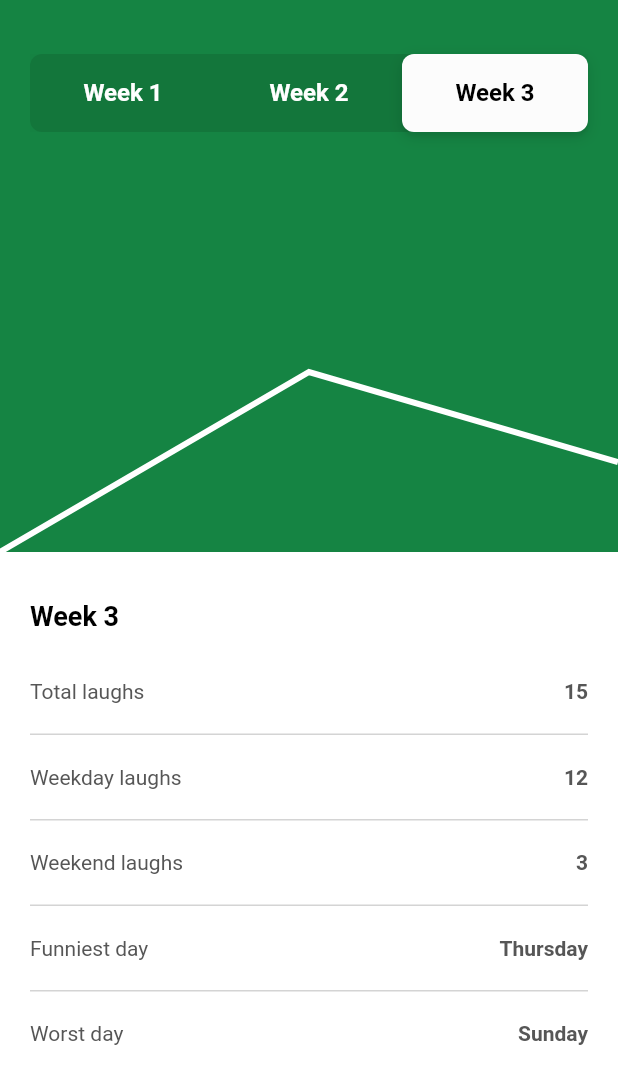
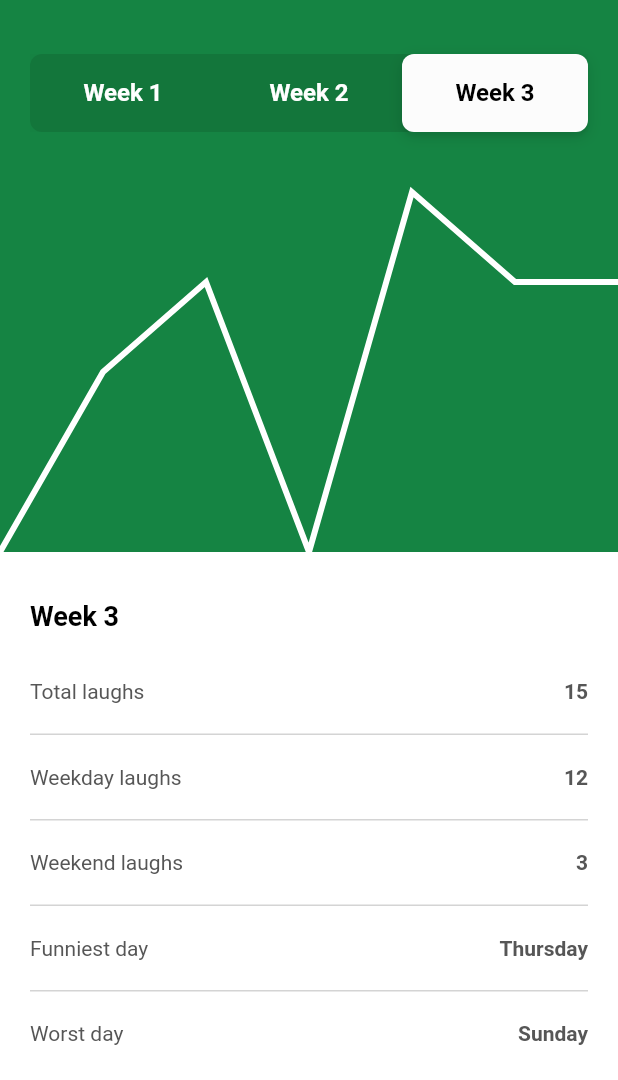
Before and after one commit to Wisdozzh/curve_line_demo, a Flutter app: the screen it shows after launch, on a phone screen of 412 x 824 dp, the part 156-1236 px from its top. Run offline on Flutter 3.47's test engine with Material 2 defaults, Android fonts, the phone set to English and light mode, and no system bars.

Commit message:
feat:adding data

```diff
--- a/lib/main.dart
+++ b/lib/main.dart
@@ -1,4 +1,5 @@
 
+import 'package:curve_line_demo/laughing_data.dart';
 import 'package:flutter/material.dart';
 import 'package:flutter/services.dart';
 
@@ -44,16 +45,32 @@
     initialPage: 3
   );
   double chartHeight = 240;
+  late List<ChartDataPoint> chartData;
 
   @override
   void initState() {
     super.initState();
+    setState(() {
+      chartData = normalizeData(weeksData[activeWeek - 1]);
+    });
+  }
+
+  List<ChartDataPoint> normalizeData(WeekData weekData) {
+    final maxDay = weekData.days.reduce((DayData dayA, DayData dayB) {
+      return dayA.laughs > dayB.laughs ? dayA : dayB;
+    });
+    final normalizedList = <ChartDataPoint>[];
+    for (var element in weekData.days) {
+      normalizedList.add(ChartDataPoint(value: maxDay.laughs == 0 ? 0 : element.laughs / maxDay.laughs));
+    }
+    return normalizedList;
   }
 
   void changeWeek(int week) {
     setState(() {
       activeWeek = week;
       summaryController.animateToPage(week, duration: const Duration(milliseconds: 300), curve: Curves.ease);
+      chartData = normalizeData(weeksData[activeWeek - 1]);
     });
   }
 
@@ -140,10 +157,14 @@
   Path drawPath() {
     final width = MediaQuery.of(context).size.width;
     final height = chartHeight;
+    final segmentWidth = width / (chartData.length - 1);
     final path = Path();
-    path.moveTo(0, height);
-    path.lineTo(width / 2, height * 0.5);
-    path.lineTo(width, height * 0.75);
+    path.moveTo(0, height - chartData[0].value * height);
+    for (var i = 0; i < chartData.length; ++i) {
+      final x = i * segmentWidth;
+      final y = height - (chartData[i].value * height);
+      path.lineTo(x, y);
+    }
     return path;
   }
 }
@@ -188,3 +209,9 @@
   bool shouldRepaint(covariant CustomPainter oldDelegate) => true;
 
 }
+
+class ChartDataPoint {
+  final double value;
+
+  ChartDataPoint({required this.value});
+}
```
